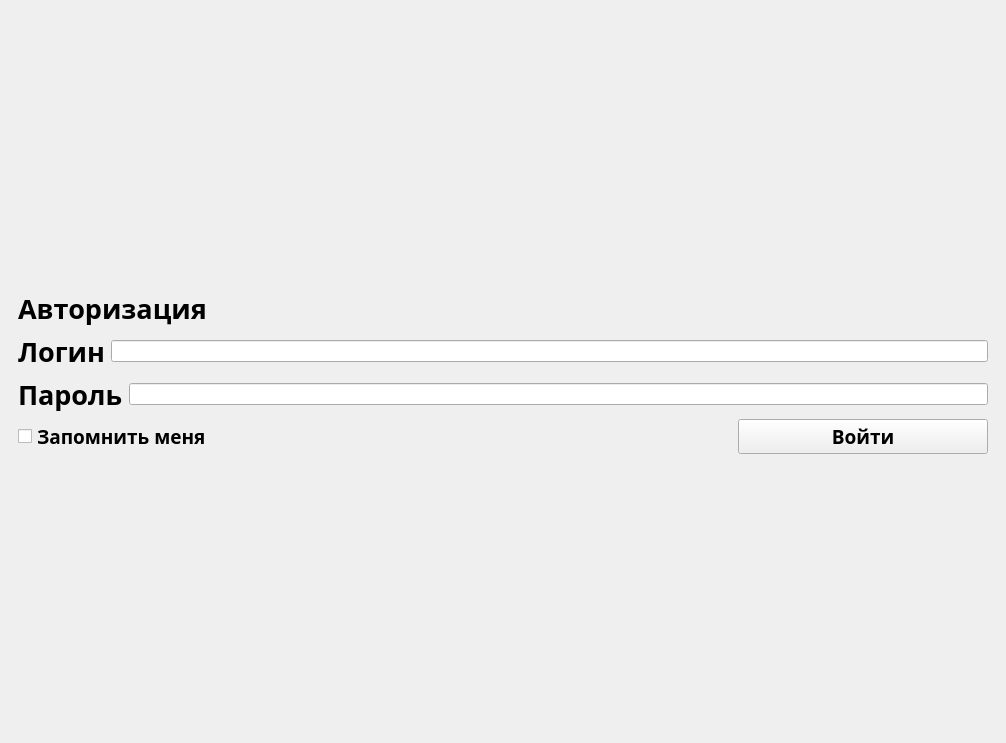
Above: OrganizeForm.ui from faryek/KARELLO before the change. Below: the same form after it.
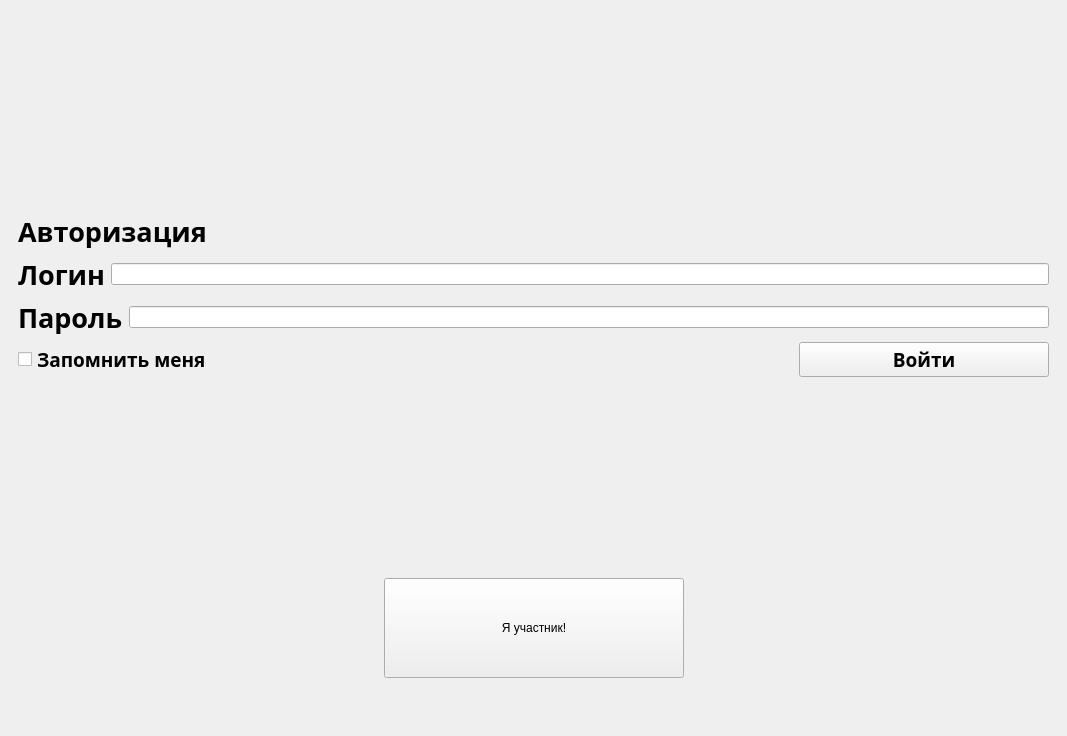
That is the form after the change. The open tabs and pages were chosen to show the change.

What changed in the file:
```diff
--- a/OrganizeForm.ui
+++ b/OrganizeForm.ui
@@ -6,8 +6,8 @@
    <rect>
     <x>0</x>
     <y>0</y>
-    <width>1006</width>
-    <height>743</height>
+    <width>1067</width>
+    <height>736</height>
    </rect>
   </property>
   <property name="windowTitle">
@@ -1676,6 +1676,71 @@
           </property>
          </spacer>
         </item>
+        <item>
+         <layout class="QHBoxLayout" name="horizontalLayout_26">
+          <item>
+           <spacer name="horizontalSpacer_33">
+            <property name="orientation">
+             <enum>Qt::Horizontal</enum>
+            </property>
+            <property name="sizeHint" stdset="0">
+             <size>
+              <width>40</width>
+              <height>20</height>
+             </size>
+            </property>
+           </spacer>
+          </item>
+          <item>
+           <widget class="QPushButton" name="pushButton">
+            <property name="sizePolicy">
+             <sizepolicy hsizetype="Fixed" vsizetype="Fixed">
+              <horstretch>0</horstretch>
+              <verstretch>0</verstretch>
+             </sizepolicy>
+            </property>
+            <property name="minimumSize">
+             <size>
+              <width>300</width>
+              <height>100</height>
+             </size>
+            </property>
+            <property name="text">
+             <string>Я участник!</string>
+            </property>
+           </widget>
+          </item>
+          <item>
+           <spacer name="horizontalSpacer_34">
+            <property name="orientation">
+             <enum>Qt::Horizontal</enum>
+            </property>
+            <property name="sizeHint" stdset="0">
+             <size>
+              <width>40</width>
+              <height>20</height>
+             </size>
+            </property>
+           </spacer>
+          </item>
+         </layout>
+        </item>
+        <item>
+         <spacer name="verticalSpacer_14">
+          <property name="orientation">
+           <enum>Qt::Vertical</enum>
+          </property>
+          <property name="sizeType">
+           <enum>QSizePolicy::Fixed</enum>
+          </property>
+          <property name="sizeHint" stdset="0">
+           <size>
+            <width>20</width>
+            <height>40</height>
+           </size>
+          </property>
+         </spacer>
+        </item>
        </layout>
       </widget>
      </widget>
```
Left out of the diff: 6 changed lines with no effect on the pictures.
